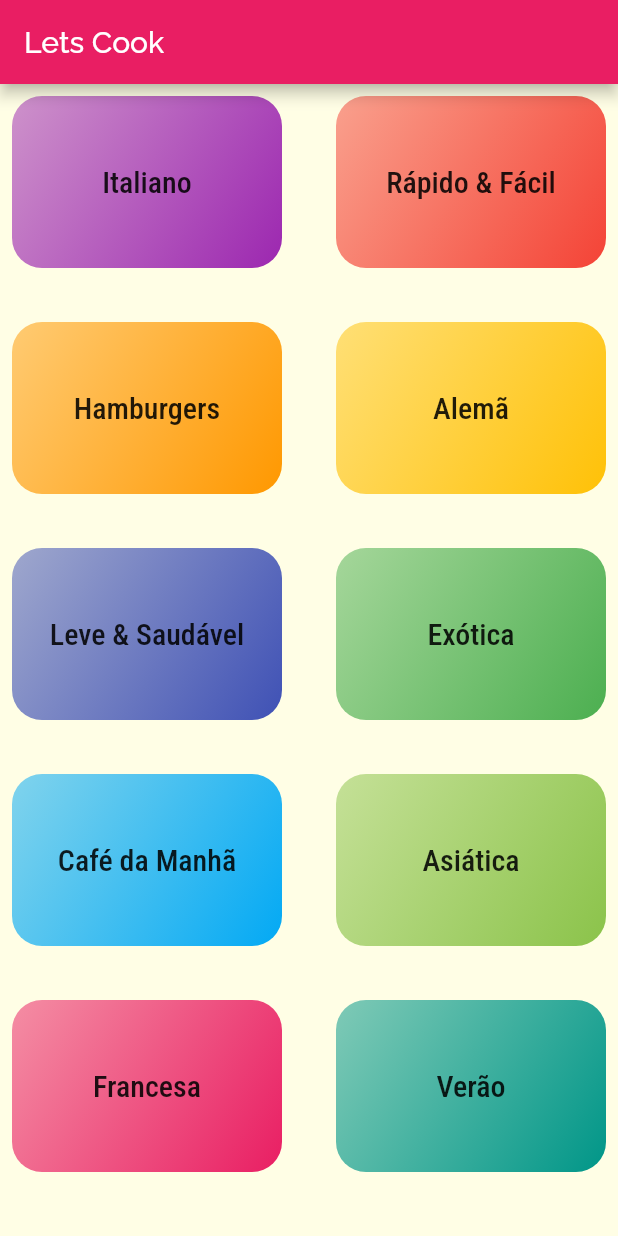
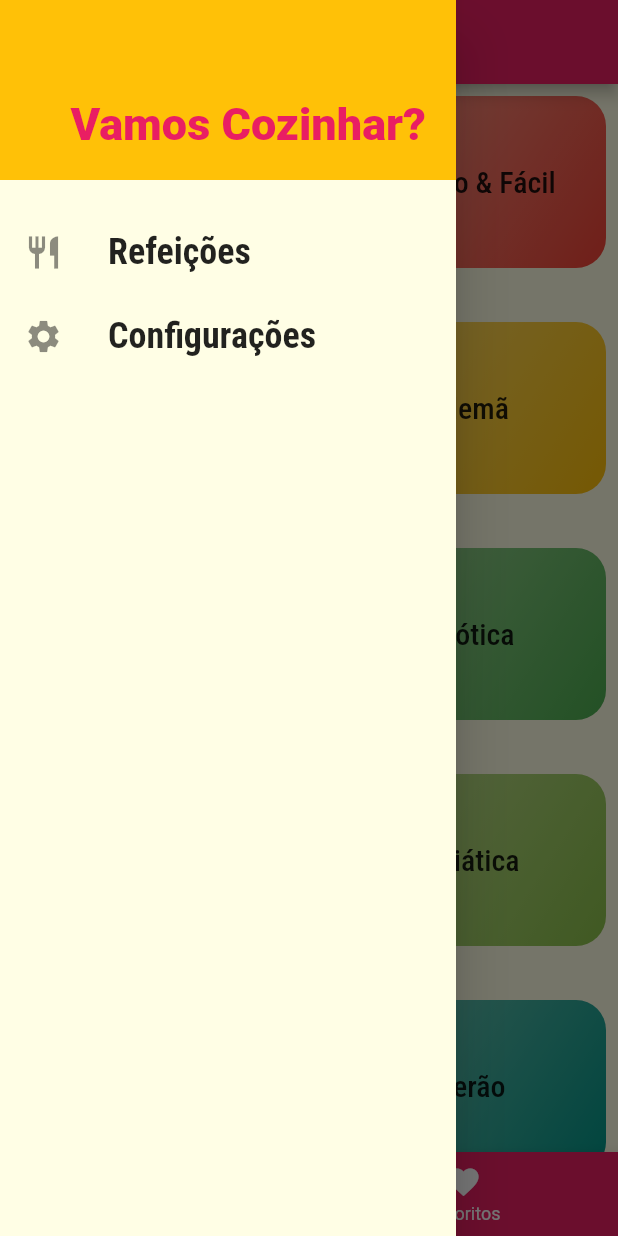
Before and after one commit to luiscastrodev/meals, a Flutter app: the screen it shows after launch, with the side drawer open (before the commit the screen has no drawer), on a phone screen of 412 x 824 dp. Run offline on Flutter 3.47's test engine with Material 2 defaults, Android fonts, the phone set to English and light mode, and no system bars.

Commit message:
new screens
new screens

```diff
--- /dev/null
+++ b/lib/components/main_drawer.dart
@@ -0,0 +1,50 @@
+import 'package:flutter/material.dart';
+import 'package:meals/utils/app_routes.dart';
+
+class MainDrawer extends StatelessWidget {
+  Widget _createItem(IconData icon, String label, Function onTab) {
+    return ListTile(
+      leading: Icon(
+        icon,
+        size: 26,
+      ),
+      title: Text(
+        label,
+        style: TextStyle(
+          fontFamily: 'RobotoCondensed',
+          fontSize: 24,
+          fontWeight: FontWeight.bold,
+        ),
+      ),
+      onTap: onTab,
+    );
+  }
+
+  @override
+  Widget build(BuildContext context) {
+    return Drawer(
+      child: Column(
+        children: <Widget>[
+          Container(
+            height: 120,
+            width: double.infinity,
+            padding: EdgeInsets.all(20),
+            color: Theme.of(context).accentColor,
+            alignment: Alignment.bottomRight,
+            child: Text(
+              'Vamos Cozinhar?',
+              style: TextStyle(
+                fontWeight: FontWeight.w900,
+                fontSize: 30,
+                color: Theme.of(context).primaryColor,
+              ),
+            ),
+          ),
+          SizedBox(height: 20),
+          _createItem(Icons.restaurant, 'Refeições',()=> Navigator.of(context).pushReplacementNamed(AppRoutes.HOME)),
+          _createItem(Icons.settings, 'Configurações',()=> Navigator.of(context).pushReplacementNamed(AppRoutes.SETTINGS)),
+        ],
+      ),
+    );
+  }
+}
--- a/lib/main.dart
+++ b/lib/main.dart
@@ -1,13 +1,54 @@
 import 'package:flutter/cupertino.dart';
 import 'package:flutter/material.dart';
-import 'package:meals/models/category.dart';
+import 'package:meals/data/dummy_data.dart';
 import 'package:meals/screen/categories_meals_screen.dart';
-import 'package:meals/screen/categories_screen.dart';
+import 'package:meals/screen/meal_details_screen.dart';
+import 'package:meals/screen/settings_screen.dart';
+import 'package:meals/screen/tabs_screen.dart';
 import 'package:meals/utils/app_routes.dart';
+
+import 'models/meal.dart';
+import 'models/settings.dart';
 
 void main() => runApp(MyApp());
 
-class MyApp extends StatelessWidget {
+class MyApp extends StatefulWidget {
+  @override
+  _MyAppState createState() => _MyAppState();
+}
+
+class _MyAppState extends State<MyApp> {
+  Settings settings = Settings();
+  List<Meal> _availableMeals = DUMMY_MEALS;
+  List<Meal> _favoriteMeals = [];
+
+
+  void _filterMeals(Settings settings) {
+    setState(() {
+      this.settings =settings;
+      _availableMeals = DUMMY_MEALS.toList().where((meal) {
+        final filterGlutenFree = settings.isGlutenFree && !meal.isGlutenFree;
+        final filterLacotose = settings.isLactoseFree && !meal.isLactoseFree;
+        final filterVegan = settings.isVegan && !meal.isVegan;
+        //final filterVegetarian = settings.isVegetarian && !meal.isVegetarian;
+
+        return !filterGlutenFree &&
+            !filterLacotose &&
+            !filterVegan;
+      });
+    });
+  }
+
+  void _toggleFavorite(Meal meal){
+    setState(() {
+      _favoriteMeals.contains(meal) ? _favoriteMeals.remove(meal) :_favoriteMeals.add(meal);
+    });
+  }
+
+  bool _isFavorite(Meal meal){
+      return _favoriteMeals.contains(meal) ;
+  }
+
   @override
   Widget build(BuildContext context) {
     return MaterialApp(
@@ -18,16 +59,16 @@ class MyApp extends StatelessWidget {
         fontFamily: 'Raleway',
         canvasColor: Color.fromRGBO(255, 254, 229, 1),
         textTheme: ThemeData.light().textTheme.copyWith(
-          title: TextStyle(
-            fontSize: 20,
-            fontFamily: 'RobotoCondensed'
-          ),
-        ),
+              headline6: TextStyle(fontSize: 20, fontFamily: 'RobotoCondensed'),
+            ),
       ),
       initialRoute: AppRoutes.HOME,
       routes: {
-        AppRoutes.HOME : (ctx)=> CategoriesScreen(),
-        AppRoutes.CATEGORIES_MEALS:(ctx)=>CategoriesMealsScreen(),
+        AppRoutes.HOME: (ctx) => TabsScreen(_favoriteMeals),
+        AppRoutes.CATEGORIES_MEALS: (ctx) =>
+            CategoriesMealsScreen(_availableMeals),
+        AppRoutes.MEALS_DETAILS: (ctx) => MealDetailScreen(_toggleFavorite,_isFavorite),
+        AppRoutes.SETTINGS: (ctx) => SettingsScreen(settings,_filterMeals),
       },
     );
   }
--- /dev/null
+++ b/lib/models/settings.dart
@@ -0,0 +1,13 @@
+class Settings {
+  bool isGlutenFree;
+  bool isLactoseFree;
+  bool isVegan;
+  bool isVegetarian;
+
+  Settings({
+    this.isGlutenFree = false,
+    this.isLactoseFree = false,
+    this.isVegan =false ,
+    this.isVegetarian = false,
+  });
+}
--- a/lib/screen/categories_screen.dart
+++ b/lib/screen/categories_screen.dart
@@ -5,11 +5,7 @@ import 'package:meals/data/dummy_data.dart';
 class CategoriesScreen extends StatelessWidget {
   @override
   Widget build(BuildContext context) {
-    return Scaffold(
-      appBar: AppBar(
-        title: Text('Lets Cook'),
-      ),
-      body: GridView(
+    return GridView(
         gridDelegate: SliverGridDelegateWithMaxCrossAxisExtent(
           maxCrossAxisExtent: 200,
           childAspectRatio: 3 / 2,
@@ -19,7 +15,6 @@ class CategoriesScreen extends StatelessWidget {
         children: DUMMY_CATEGORIES.map((cat) {
           return CategoryItem(cat);
         }).toList(),
-      ),
-    );
+      );
   }
 }
--- /dev/null
+++ b/lib/screen/tabs_screen.dart
@@ -0,0 +1,68 @@
+import 'package:flutter/material.dart';
+import 'package:meals/components/main_drawer.dart';
+import 'package:meals/models/meal.dart';
+import 'package:meals/screen/categories_screen.dart';
+import 'package:meals/screen/favorite_screen.dart';
+
+class TabsScreen extends StatefulWidget {
+
+    final List<Meal> favoriteMeals ;
+
+    TabsScreen(this.favoriteMeals);
+
+  @override
+  _TabsScreenState createState() => _TabsScreenState();
+}
+
+class _TabsScreenState extends State<TabsScreen> {
+
+  int _selectedScreenIndex = 0;
+  List<Widget> _screens;
+
+  @override
+  void initState(){
+    super.initState();
+    _screens = [
+    CategoriesScreen(),
+    FavoriteScreen(widget.favoriteMeals,),
+  ];
+  }
+
+  _selectScreen(int index) {
+    setState(() {
+      _selectedScreenIndex = index;
+    });
+  }
+
+  @override
+  Widget build(BuildContext context) {
+    return Scaffold(
+      appBar: AppBar(
+        title: Text('Vamos cozinhar?'),
+      ),
+      drawer: MainDrawer(),
+      body: _screens[_selectedScreenIndex],
+      bottomNavigationBar: BottomNavigationBar(
+        backgroundColor: Theme.of(context).primaryColor,
+        currentIndex: _selectedScreenIndex,
+        unselectedItemColor: Colors.white,
+        selectedItemColor: Colors.amber,
+        onTap: _selectScreen,
+        items: [
+          BottomNavigationBarItem(
+            icon: Icon(
+              Icons.category,
+            ),
+            title: Text('Categorias'),
+          ),
+          BottomNavigationBarItem(
+            icon: Icon(
+              Icons.favorite,
+            ),
+            title: Text('Favoritos'),
+          ),
+        ],
+      ),
+    );
+  }
+}
--- a/lib/utils/app_routes.dart
+++ b/lib/utils/app_routes.dart
@@ -1,4 +1,7 @@
-class AppRoutes{
+class AppRoutes {
   static const HOME = "/";
   static const CATEGORIES_MEALS = "/categories-meals";
+  static const MEALS_DETAILS = "/meal-details";
+  static const SETTINGS = "/settings";
+
 }
```
Also changed, not shown: lib/components/meal_item.dart (+101 -2 lines), lib/models/meal.dart (+26 -0 lines), lib/screen/categories_meals_screen.dart (+9 -2 lines), lib/screen/favorite_screen.dart (added, +21 -0 lines), lib/screen/meal_details_screen.dart (added, +97 -0 lines), lib/screen/settings_screen.dart (added, +86 -0 lines).
